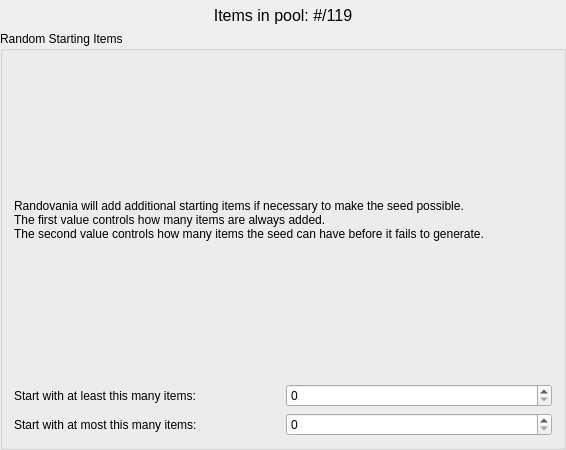
First picture: the form in randovania/gui/ui_files/preset_item_pool.ui, repository randovania/randovania, before the edit.
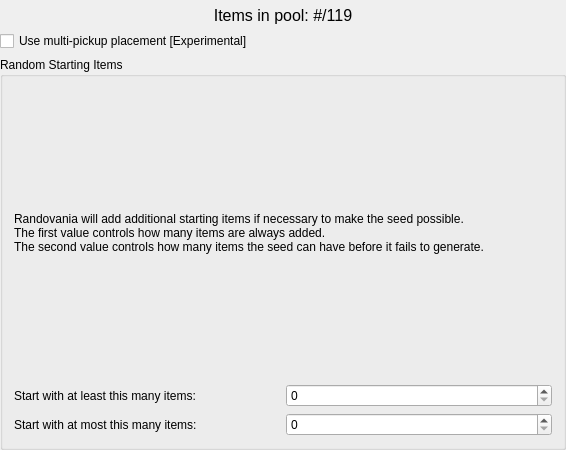
Second picture: the form after the edit.

Commit message:
Multiple pickup placement
* Change generator actions to be use list of pickups instead of single pickups
* Add initial implementation of creating lists of pickups, locked behind a preset setting

What changed in the file:
```diff
--- a/randovania/gui/ui_files/preset_item_pool.ui
+++ b/randovania/gui/ui_files/preset_item_pool.ui
@@ -102,6 +102,16 @@
           </property>
          </widget>
         </item>
+        <item>
+         <widget class="QCheckBox" name="multi_pickup_placement_check">
+          <property name="toolTip">
+           <string>&lt;html&gt;&lt;head/&gt;&lt;body&gt;&lt;p&gt;Use the new version of the pickup placement logic, which is able to place multiple pickups at once to solve a requirement, like both Seeker Launcher and Dark Visor. Not tested yet.&lt;/p&gt;&lt;/body&gt;&lt;/html&gt;</string>
+          </property>
+          <property name="text">
+           <string>Use multi-pickup placement [Experimental]</string>
+          </property>
+         </widget>
+        </item>
         <item>
          <widget class="QGroupBox" name="random_starting_box">
           <property name="title">
```
The commit also changes 9 other files.
